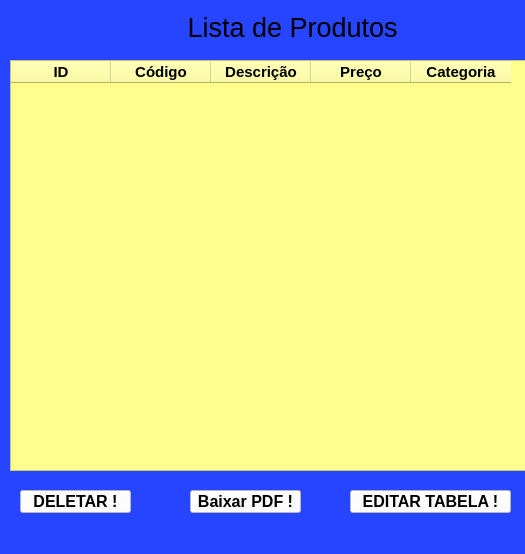
Above: listar_dados.ui from NefiTS/Cadastro-de-Produtos before the change. Below: the same form after it.
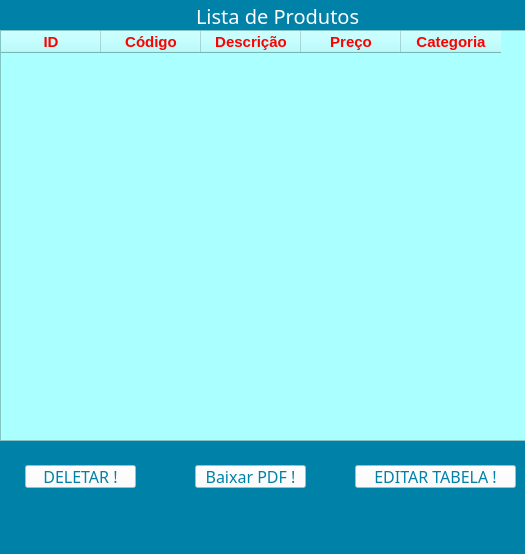
That is the form after the change.

What changed in the file:
```diff
--- a/listar_dados.ui
+++ b/listar_dados.ui
@@ -14,45 +14,54 @@
    <string>MainWindow</string>
   </property>
   <property name="styleSheet">
-   <string notr="true">background-color: rgb(39, 68, 255);</string>
+   <string notr="true">background-color: rgb(0, 129, 167);
+color:rgb(255, 255, 255);
+font: 15pt &quot;Bahnschrift Light SemiCondensed&quot;;</string>
   </property>
   <widget class="QWidget" name="centralwidget">
    <widget class="QLabel" name="label">
     <property name="geometry">
      <rect>
-      <x>60</x>
-      <y>12</y>
+      <x>30</x>
+      <y>0</y>
       <width>431</width>
       <height>31</height>
      </rect>
     </property>
     <property name="font">
      <font>
-      <pointsize>20</pointsize>
+      <family>Bahnschrift Light SemiCondensed</family>
+      <pointsize>15</pointsize>
+      <weight>50</weight>
+      <italic>false</italic>
+      <bold>false</bold>
      </font>
     </property>
     <property name="text">
-     <string>                 Lista de Produtos</string>
+     <string>                                Lista de Produtos</string>
     </property>
    </widget>
    <widget class="QTableWidget" name="tableWidget">
     <property name="geometry">
      <rect>
-      <x>10</x>
-      <y>60</y>
+      <x>0</x>
+      <y>30</y>
       <width>531</width>
       <height>411</height>
      </rect>
     </property>
     <property name="font">
      <font>
-      <pointsize>13</pointsize>
-      <weight>75</weight>
-      <bold>true</bold>
+      <family>Bahnschrift Light SemiCondensed</family>
+      <pointsize>15</pointsize>
+      <weight>50</weight>
+      <italic>false</italic>
+      <bold>false</bold>
      </font>
     </property>
     <property name="styleSheet">
-     <string notr="true">background-color: rgb(254, 254, 142);</string>
+     <string notr="true">background-color: rgb(170, 255, 255);
+color: rgb(255, 0, 0);</string>
     </property>
     <column>
      <property name="text">
@@ -118,21 +127,26 @@
    <widget class="QPushButton" name="pushButton">
     <property name="geometry">
      <rect>
-      <x>190</x>
-      <y>490</y>
+      <x>195</x>
+      <y>465</y>
       <width>111</width>
       <height>23</height>
      </rect>
     </property>
     <property name="font">
      <font>
+      <family>Bahnschrift SemiBold SemiConden</family>
       <pointsize>12</pointsize>
-      <weight>75</weight>
-      <bold>true</bold>
+      <weight>7</weight>
+      <italic>false</italic>
+      <bold>false</bold>
      </font>
     </property>
     <property name="styleSheet">
-     <string notr="true">background-color: rgb(255, 255, 255);</string>
+     <string notr="true">font: 63 12pt &quot;Bahnschrift SemiBold SemiConden&quot;;
+background-color: rgb(255, 255, 255);
+color:rgb(0, 129, 167)
+</string>
     </property>
     <property name="text">
      <string>Baixar PDF !</string>
@@ -141,21 +155,26 @@
    <widget class="QPushButton" name="pushButton_2">
     <property name="geometry">
      <rect>
-      <x>20</x>
-      <y>490</y>
+      <x>25</x>
+      <y>465</y>
       <width>111</width>
       <height>23</height>
      </rect>
     </property>
     <property name="font">
      <font>
+      <family>Bahnschrift SemiBold SemiConden</family>
       <pointsize>12</pointsize>
-      <weight>75</weight>
-      <bold>true</bold>
+      <weight>7</weight>
+      <italic>false</italic>
+      <bold>false</bold>
      </font>
     </property>
     <property name="styleSheet">
-     <string notr="true">background-color: rgb(255, 255, 255);</string>
+     <string notr="true">font: 63 12pt &quot;Bahnschrift SemiBold SemiConden&quot;;
+background-color: rgb(255, 255, 255);
+color:rgb(0, 129, 167)
+</string>
     </property>
     <property name="text">
      <string>DELETAR !</string>
@@ -164,21 +183,26 @@
    <widget class="QPushButton" name="pushButton_3">
     <property name="geometry">
      <rect>
-      <x>350</x>
-      <y>490</y>
+      <x>355</x>
+      <y>465</y>
       <width>161</width>
       <height>23</height>
      </rect>
     </property>
     <property name="font">
      <font>
+      <family>Bahnschrift SemiBold SemiConden</family>
       <pointsize>12</pointsize>
-      <weight>75</weight>
-      <bold>true</bold>
+      <weight>7</weight>
+      <italic>false</italic>
+      <bold>false</bold>
      </font>
     </property>
     <property name="styleSheet">
-     <string notr="true">background-color: rgb(255, 255, 255);</string>
+     <string notr="true">font: 63 12pt &quot;Bahnschrift SemiBold SemiConden&quot;;
+background-color: rgb(255, 255, 255);
+color:rgb(0, 129, 167)
+</string>
     </property>
     <property name="text">
      <string>EDITAR TABELA !</string>
```
Left out of the diff: 2 changed lines with no effect on the pictures.
